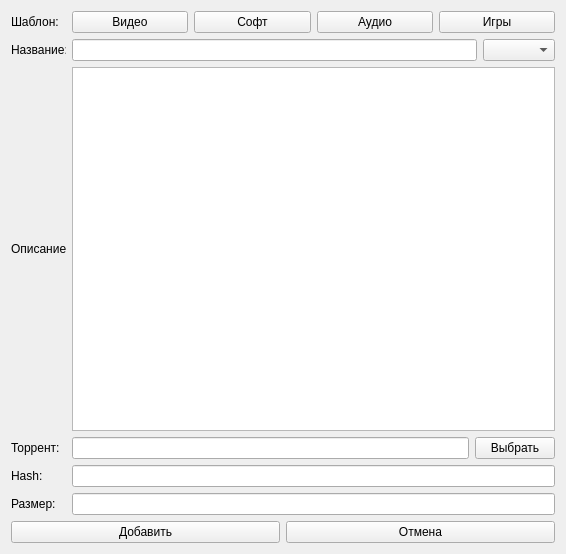
Qt form ourtrack/addtorrent.ui (fhdns/ourtrack) before a commit.
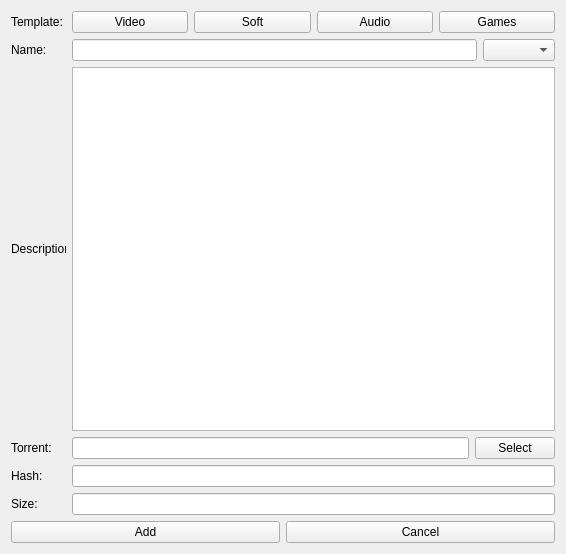
The same form after that commit.

What changed in the file:
```diff
--- a/ourtrack/addtorrent.ui
+++ b/ourtrack/addtorrent.ui
@@ -37,7 +37,7 @@
         </size>
        </property>
        <property name="text">
-        <string>Шаблон:</string>
+        <string>Template:</string>
        </property>
       </widget>
      </item>
@@ -46,28 +46,28 @@
        <item>
         <widget class="QPushButton" name="ButtonVideoTemplate">
          <property name="text">
-          <string>Видео</string>
+          <string>Video</string>
          </property>
         </widget>
        </item>
        <item>
         <widget class="QPushButton" name="ButtonSoftTemplate">
          <property name="text">
-          <string>Софт</string>
+          <string>Soft</string>
          </property>
         </widget>
        </item>
        <item>
         <widget class="QPushButton" name="ButtonAudioTemplate">
          <property name="text">
-          <string>Аудио</string>
+          <string>Audio</string>
          </property>
         </widget>
        </item>
        <item>
         <widget class="QPushButton" name="ButtonGameTemplate">
          <property name="text">
-          <string>Игры</string>
+          <string>Games</string>
          </property>
         </widget>
        </item>
@@ -98,7 +98,7 @@
         </size>
        </property>
        <property name="text">
-        <string>Название:</string>
+        <string>Name:</string>
        </property>
       </widget>
      </item>
@@ -143,7 +143,7 @@
         </size>
        </property>
        <property name="text">
-        <string>Описание:</string>
+        <string>Description:</string>
        </property>
       </widget>
      </item>
@@ -180,7 +180,7 @@
         </size>
        </property>
        <property name="text">
-        <string>Торрент:</string>
+        <string>Torrent:</string>
        </property>
       </widget>
      </item>
@@ -194,7 +194,7 @@
      <item>
       <widget class="QPushButton" name="ButtonOpenDialogTorrent">
        <property name="text">
-        <string>Выбрать</string>
+        <string>Select</string>
        </property>
       </widget>
      </item>
@@ -259,7 +259,7 @@
         </size>
        </property>
        <property name="text">
-        <string>Размер:</string>
+        <string>Size:</string>
        </property>
       </widget>
      </item>
@@ -277,14 +277,14 @@
      <item>
       <widget class="QPushButton" name="ButtonAddTorrent">
        <property name="text">
-        <string>Добавить</string>
+        <string>Add</string>
        </property>
       </widget>
      </item>
      <item>
       <widget class="QPushButton" name="ButtonCancel">
        <property name="text">
-        <string>Отмена</string>
+        <string>Cancel</string>
        </property>
       </widget>
      </item>
```
Left out of the diff: 2 changed lines with no effect on the pictures.
